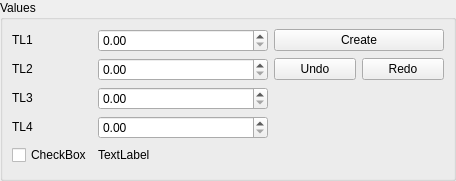
Before: the Qt Designer form src/EntityGUI/EntityGUI_4Spin1Check_QTD.ui in SalomePlatform/geom, drawn with Qt 5.
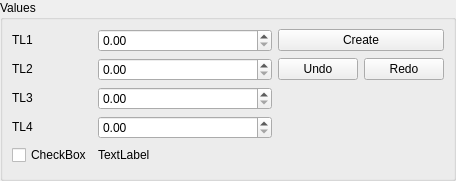
After: the same form once the commit is applied. Custom widgets are drawn as their Qt base class.

What changed in the file:
```diff
--- a/src/EntityGUI/EntityGUI_4Spin1Check_QTD.ui
+++ b/src/EntityGUI/EntityGUI_4Spin1Check_QTD.ui
@@ -25,7 +25,7 @@
      <property name="title">
       <string>Values</string>
      </property>
-     <layout class="QGridLayout">
+     <layout class="QGridLayout" columnstretch="0,1,0">
       <property name="margin">
        <number>9</number>
       </property>
```
